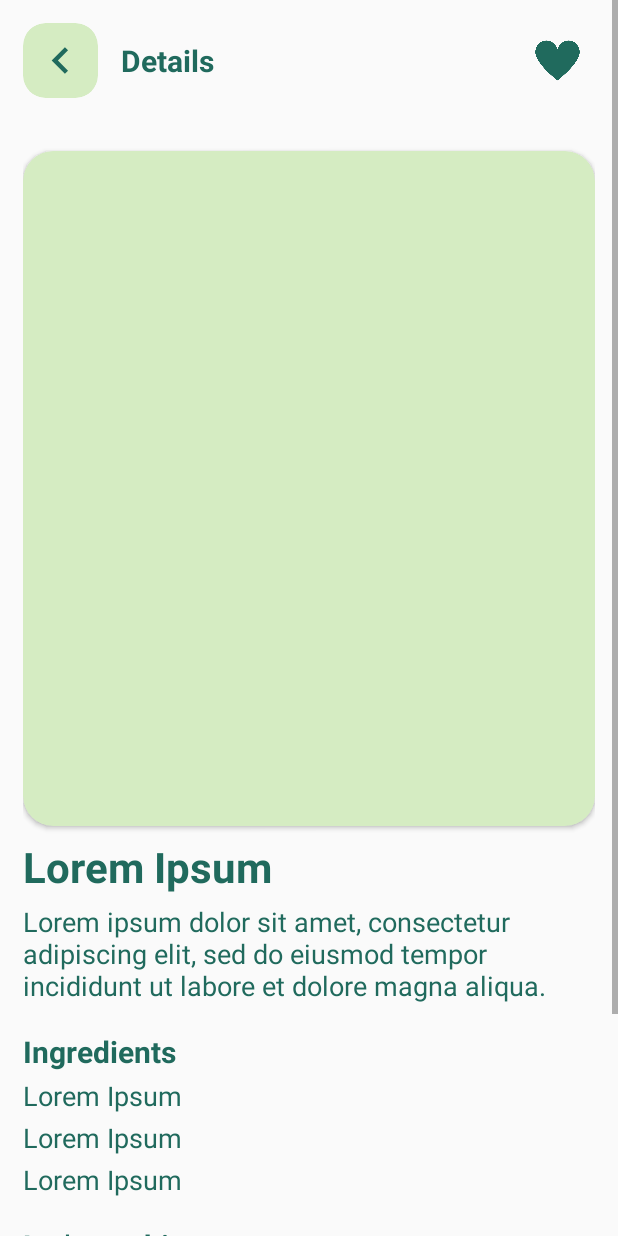
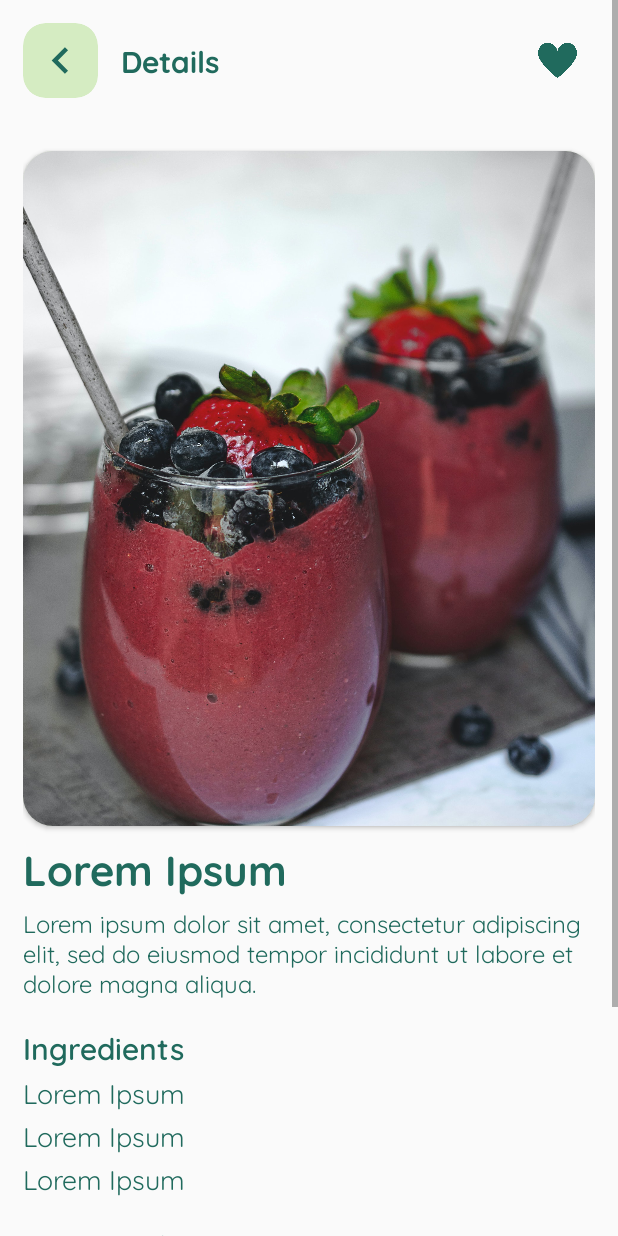
Before and after one commit to manishpandeyvp/lemon-squeeze, an Android app: the JuiceAndShakeRecipeActivity screen opened directly, with no data from a screen before it, on a phone screen of 412 x 824 dp. Run offline under Robolectric (Android 15) with nearby library versions, the light colour scheme and no system bars.

Commit message:
Seventeenth COmmit

```diff
--- a/app/src/main/java/com/example/lassi/activities/JuiceAndShakeRecipeActivity.kt
+++ b/app/src/main/java/com/example/lassi/activities/JuiceAndShakeRecipeActivity.kt
@@ -1,13 +1,37 @@
 package com.example.lassi.activities
 
+import android.graphics.Typeface
 import androidx.appcompat.app.AppCompatActivity
 import android.os.Bundle
+import android.view.WindowManager
 import com.example.lassi.R
+import kotlinx.android.synthetic.main.activity_juice_and_shake_recipe.*
+import kotlinx.android.synthetic.main.activity_main.*
 
 class JuiceAndShakeRecipeActivity : AppCompatActivity() {
 
     override fun onCreate(savedInstanceState: Bundle?) {
         super.onCreate(savedInstanceState)
         setContentView(R.layout.activity_juice_and_shake_recipe)
+
+        window.setFlags(
+            WindowManager.LayoutParams.FLAG_FULLSCREEN,
+            WindowManager.LayoutParams.FLAG_FULLSCREEN
+        )
+
+        val typeFaceRegular : Typeface = Typeface.createFromAsset(assets, "Quicksand-Regular.ttf")
+        val typeFaceBold : Typeface = Typeface.createFromAsset(assets, "Quicksand-Bold.ttf")
+        val typeFaceSemiBold : Typeface = Typeface.createFromAsset(assets, "Quicksand-SemiBold.ttf")
+        val typeFaceSacramento : Typeface = Typeface.createFromAsset(assets, "Sacramento-Regular.ttf")
+        tv_1.typeface = typeFaceBold
+        tv_2.typeface = typeFaceBold
+        tv_3.typeface = typeFaceRegular
+        tv_4.typeface = typeFaceSemiBold
+        tv_5.typeface = typeFaceRegular
+        tv_6.typeface = typeFaceRegular
+        tv_7.typeface = typeFaceRegular
+        tv_8.typeface = typeFaceSemiBold
+        tv_9.typeface = typeFaceRegular
+        tv_10.typeface = typeFaceRegular
     }
 }
--- a/app/src/main/res/layout/activity_juice_and_shake_recipe.xml
+++ b/app/src/main/res/layout/activity_juice_and_shake_recipe.xml
@@ -35,6 +35,7 @@
             </androidx.cardview.widget.CardView>
 
             <TextView
+                android:id="@+id/tv_1"
                 android:layout_width="0dp"
                 android:layout_weight="1"
                 android:layout_height="wrap_content"
@@ -48,7 +49,7 @@
             <ImageView
                 android:layout_width="50dp"
                 android:layout_height="50dp"
-                android:padding="8dp"
+                android:padding="10dp"
                 android:src="@drawable/ic_heart_filled"/>
 
         </LinearLayout>
@@ -65,7 +66,7 @@
             <ImageView
                 android:layout_width="match_parent"
                 android:layout_height="match_parent"
-                tools:src="@drawable/img2"
+                android:src="@drawable/img2"
                 android:scaleType="centerCrop"
                 android:background="@drawable/image_container"
                 android:outlineProvider="background"/>
@@ -73,6 +74,7 @@
         </androidx.cardview.widget.CardView>
 
         <TextView
+            android:id="@+id/tv_2"
             android:layout_width="wrap_content"
             android:layout_height="wrap_content"
             android:text="@string/lorem_ipsum"
@@ -82,14 +84,16 @@
             android:layout_marginTop="8dp"/>
 
         <TextView
+            android:id="@+id/tv_3"
             android:layout_width="wrap_content"
             android:layout_height="wrap_content"
             android:text="@string/default_desc"
-            android:textSize="18dp"
+            android:textSize="16dp"
             android:textColor="@color/dark_green"
             android:layout_marginTop="5dp"/>
 
         <TextView
+            android:id="@+id/tv_4"
             android:layout_width="wrap_content"
             android:layout_height="wrap_content"
             android:text="@string/ingredients"
@@ -99,6 +103,7 @@
             android:layout_marginTop="18dp"/>
 
         <TextView
+            android:id="@+id/tv_5"
         android:layout_width="wrap_content"
         android:layout_height="wrap_content"
         android:text="@string/lorem_ipsum"
@@ -107,6 +112,7 @@
         android:layout_marginTop="3dp"/>
 
         <TextView
+            android:id="@+id/tv_6"
             android:layout_width="wrap_content"
             android:layout_height="wrap_content"
             android:text="@string/lorem_ipsum"
@@ -115,6 +121,7 @@
             android:layout_marginTop="3dp"/>
 
         <TextView
+            android:id="@+id/tv_7"
             android:layout_width="wrap_content"
             android:layout_height="wrap_content"
             android:text="@string/lorem_ipsum"
@@ -123,6 +130,7 @@
             android:layout_marginTop="3dp"/>
 
         <TextView
+            android:id="@+id/tv_8"
             android:layout_width="wrap_content"
             android:layout_height="wrap_content"
             android:text="@string/let_s_try_this_out"
@@ -132,6 +140,7 @@
             android:layout_marginTop="18dp"/>
 
         <TextView
+            android:id="@+id/tv_9"
             android:layout_width="wrap_content"
             android:layout_height="wrap_content"
             android:text="@string/default_desc"
@@ -140,6 +149,7 @@
             android:layout_marginTop="5dp"/>
 
         <TextView
+            android:id="@+id/tv_10"
             android:layout_width="wrap_content"
             android:layout_height="wrap_content"
             android:text="@string/default_desc"
```
